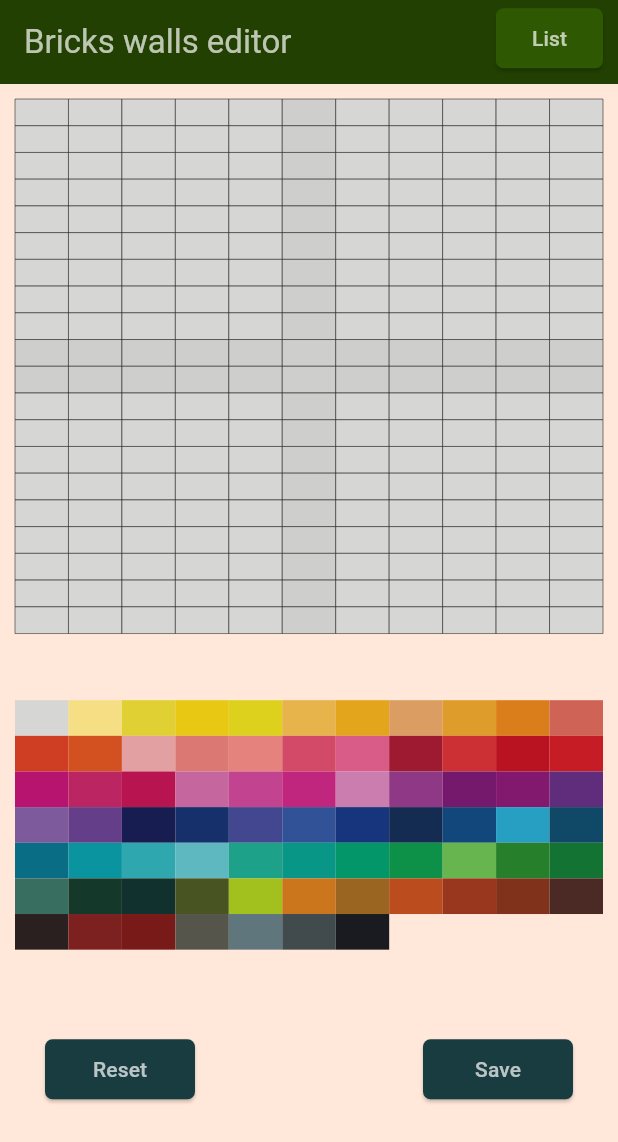
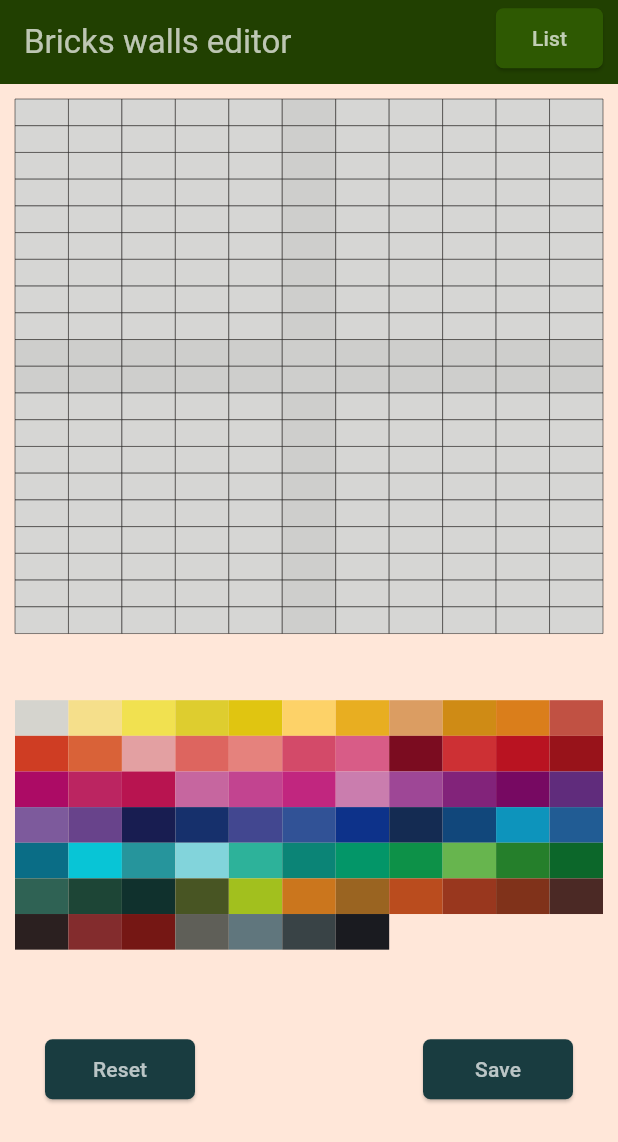
Before and after one commit to milos-73/grid_maker_bricks, a Flutter app: the screen it shows after launch, on a phone screen of 412 x 824 dp. Shown: the top 1142 px of the screen. Run offline on Flutter 3.47's test engine with Material 3 defaults, Android fonts, the phone set to English and light mode, and no system bars; our stand-ins replace font_awesome_flutter, share_plus, shared_preferences.

Commit message:
Upravené farby tehličiek

```diff
--- a/lib/color_numbers.dart
+++ b/lib/color_numbers.dart
@@ -4,50 +4,50 @@ class ColorNumbers {
 
     switch (colorNumber) {
       case 0:
-        String brickColor = '#d6d6d4';
+        String brickColor = '#d5d4ce';
         return brickColor;
       case 1:
-        String brickColor = '#f5de84';
+        String brickColor = '#f5df8b';
         return brickColor;
       case 2:
-        String brickColor = '#e0d033';
+        String brickColor = '#f1e150';
         return brickColor;
       case 3:
-        String brickColor = '#e9c814';
+        String brickColor = '#decd2f';
         return brickColor;
       case 4:
-        String brickColor = '#ddd11e';
+        String brickColor = '#e0c511';
         return brickColor;
       case 5:
-        String brickColor = '#e7b34b';
+        String brickColor = '#fdd268';
         return brickColor;
       case 6:
-        String brickColor = '#e2a51c';
+        String brickColor = '#e8ae21';
         return brickColor;
       case 7:
         String brickColor = '#db9d62';
         return brickColor;
 
         case 8:
-        String brickColor = '#de9c2a';
+        String brickColor = '#cf8b15';
         return brickColor;
       case 9:
         String brickColor = '#da7e1b';
         return brickColor;
       case 10:
-        String brickColor = '#ce6356';
+        String brickColor = '#c15143';
         return brickColor;
       case 11:
         String brickColor = '#cf3d23';
         return brickColor;
       case 12:
-        String brickColor = '#d35021';
+        String brickColor = '#d96238';
         return brickColor;
       case 13:
         String brickColor = '#e3a0a2';
         return brickColor;
       case 14:
-        String brickColor = '#db7873';
+        String brickColor = '#dd655f';
         return brickColor;
 
         case 15:
@@ -60,7 +60,7 @@ class ColorNumbers {
         String brickColor = '#d85c87';
         return brickColor;
       case 18:
-        String brickColor = '#9d1a31';
+        String brickColor = '#7b0c20';
         return brickColor;
       case 19:
         String brickColor = '#cd3034';
@@ -69,11 +69,11 @@ class ColorNumbers {
         String brickColor = '#b91321';
         return brickColor;
       case 21:
-        String brickColor = '#c51c25';
+        String brickColor = '#98131a';
         return brickColor;
 
         case 22:
-        String brickColor = '#b7146f';
+        String brickColor = '#ac0b65';
         return brickColor;
       case 23:
         String brickColor = '#bb2561';
@@ -95,13 +95,13 @@ class ColorNumbers {
         return brickColor;
 
         case 29:
-        String brickColor = '#8e3886';
+        String brickColor = '#9e4796';
         return brickColor;
       case 30:
-        String brickColor = '#75196d';
+        String brickColor = '#82237a';
         return brickColor;
       case 31:
-        String brickColor = '#82196e';
+        String brickColor = '#770962';
         return brickColor;
       case 32:
         String brickColor = '#602c7c';
@@ -110,7 +110,7 @@ class ColorNumbers {
         String brickColor = '#7d5a9c';
         return brickColor;
       case 34:
-        String brickColor = '#643e88';
+        String brickColor = '#68438b';
         return brickColor;
       case 35:
         String brickColor = '#181d51';
@@ -126,7 +126,7 @@ class ColorNumbers {
         String brickColor = '#315296';
         return brickColor;
       case 39:
-        String brickColor = '#17357c';
+        String brickColor = '#0d328a';
         return brickColor;
       case 40:
         String brickColor = '#142b52';
@@ -135,29 +135,29 @@ class ColorNumbers {
         String brickColor = '#11477b';
         return brickColor;
       case 42:
-        String brickColor = '#279fc2';
+        String brickColor = '#0d94bc';
         return brickColor;
 
         case 43:
-        String brickColor = '#104867';
+        String brickColor = '#215c94';
         return brickColor;
       case 44:
         String brickColor = '#0a6d86';
         return brickColor;
       case 45:
-        String brickColor = '#0a94a0';
+        String brickColor = '#08c5d6';
         return brickColor;
       case 46:
-        String brickColor = '#2fa7af';
+        String brickColor = '#26959c';
         return brickColor;
       case 47:
-        String brickColor = '#5eb8bf';
+        String brickColor = '#82d4db';
         return brickColor;
       case 48:
-        String brickColor = '#1da189';
+        String brickColor = '#2db29a';
         return brickColor;
       case 49:
-        String brickColor = '#089686';
+        String brickColor = '#0b8476';
         return brickColor;
 
         case 50:
@@ -173,13 +173,13 @@ class ColorNumbers {
         String brickColor = '#257f2b';
         return brickColor;
       case 54:
-        String brickColor = '#137333';
+        String brickColor = '#0c672a';
         return brickColor;
       case 55:
-        String brickColor = '#386e5f';
+        String brickColor = '#2f6254';
         return brickColor;
       case 56:
-        String brickColor = '#14392b';
+        String brickColor = '#1d4536';
         return brickColor;
 
         case 57:
@@ -214,20 +214,20 @@ class ColorNumbers {
         String brickColor = '#2b2020';
         return brickColor;
       case 67:
-        String brickColor = '#7c2020';
+        String brickColor = '#832c2d';
         return brickColor;
       case 68:
-        String brickColor = '#781a17';
+        String brickColor = '#751714';
         return brickColor;
       case 69:
-        String brickColor = '#55554c';
+        String brickColor = '#5f5f58';
         return brickColor;
       case 70:
         String brickColor = '#60767d';
         return brickColor;
 
         case 71:
-        String brickColor = '#414a4d';
+        String brickColor = '#394346';
         return brickColor;
       case 72:
         String brickColor = '#1a1b20';
--- a/lib/main.dart
+++ b/lib/main.dart
@@ -2,7 +2,6 @@ import 'package:flutter/material.dart';
 import 'package:grid_maker_bricks/hex_color.dart';
 import 'package:grid_maker_bricks/provider_color.dart';
 import 'package:grid_maker_bricks/walls.dart';
-import 'package:grid_maker_bricks/wals_items.dart';
 import 'package:provider/provider.dart';
 
 import 'color_list.dart';
@@ -53,7 +52,7 @@ class _MyHomePageState extends State<MyHomePage> {
               style: ElevatedButton.styleFrom(shape: RoundedRectangleBorder(borderRadius: BorderRadius.circular(5)),backgroundColor: HexColor(('#2E5902'))),child: const Text('List', style: TextStyle(color: Colors.white70),)),
         )
       ],
-        title: Text(widget.title,style: TextStyle(color: Colors.white70),),
+        title: Text(widget.title,style: const TextStyle(color: Colors.white70),),
         backgroundColor:HexColor('#214001'),
       ),
       body: SingleChildScrollView(
```
